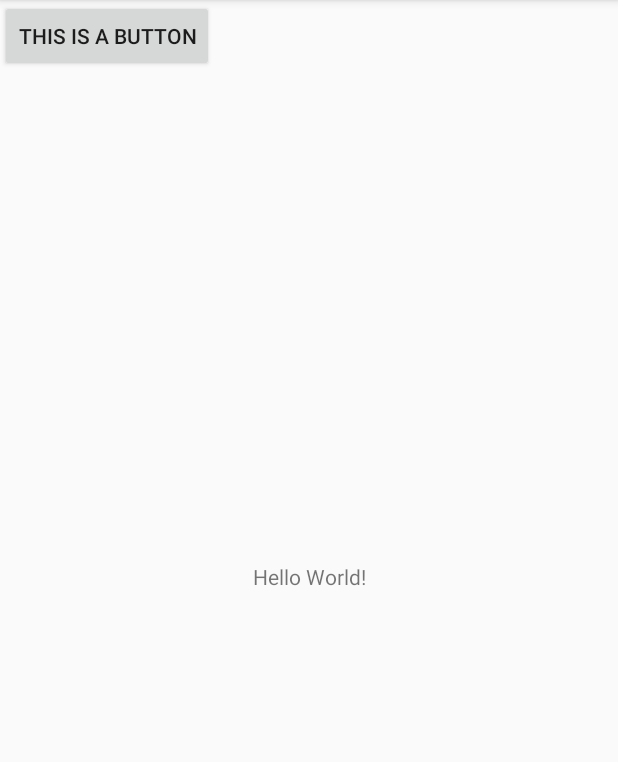
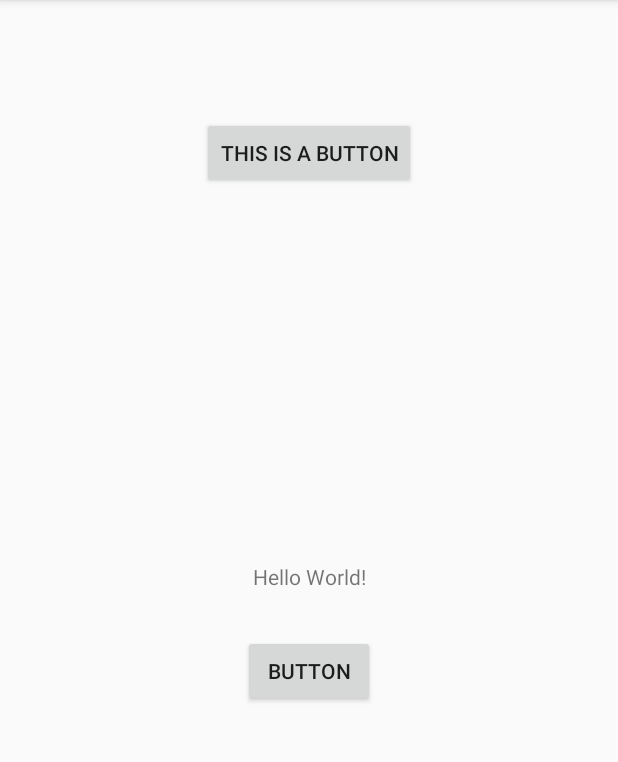
Before and after one commit to GeorgeChase/BudgetPlanner, an Android app: the screen it shows after launch (MainActivity), on a phone screen of 412 x 824 dp, the part 84-846 px from its top. Run offline under Robolectric (Android 15) with nearby library versions, the phone set to English and light mode, and no system bars.

Commit message:
Another Button

```diff
--- a/app/src/main/res/layout/activity_main.xml
+++ b/app/src/main/res/layout/activity_main.xml
@@ -13,14 +13,36 @@
         app:layout_constraintBottom_toBottomOf="parent"
         app:layout_constraintLeft_toLeftOf="parent"
         app:layout_constraintRight_toRightOf="parent"
-        app:layout_constraintTop_toTopOf="parent" />
+        app:layout_constraintTop_toTopOf="parent"
+        android:id="@+id/textView" />
 
     <Button
         android:id="@+id/button"
         android:layout_width="wrap_content"
         android:layout_height="wrap_content"
         android:text="THIS IS A BUTTON"
-        tools:layout_editor_absoluteX="120dp"
-        tools:layout_editor_absoluteY="153dp" />
+        android:layout_marginRight="8dp"
+        app:layout_constraintRight_toRightOf="parent"
+        android:layout_marginLeft="8dp"
+        app:layout_constraintLeft_toLeftOf="parent"
+        app:layout_constraintTop_toTopOf="parent"
+        android:layout_marginTop="8dp"
+        android:layout_marginBottom="8dp"
+        app:layout_constraintVertical_bias="0.225"
+        app:layout_constraintBottom_toTopOf="@+id/textView" />
+
+    <Button
+        android:id="@+id/button2"
+        android:layout_width="wrap_content"
+        android:layout_height="wrap_content"
+        android:text="Button"
+        android:layout_marginRight="8dp"
+        app:layout_constraintRight_toRightOf="parent"
+        android:layout_marginLeft="8dp"
+        app:layout_constraintLeft_toLeftOf="parent"
+        app:layout_constraintBottom_toBottomOf="parent"
+        android:layout_marginBottom="8dp"
+        android:layout_marginTop="8dp"
+        app:layout_constraintTop_toBottomOf="@+id/button" />
 
 </android.support.constraint.ConstraintLayout>
```
